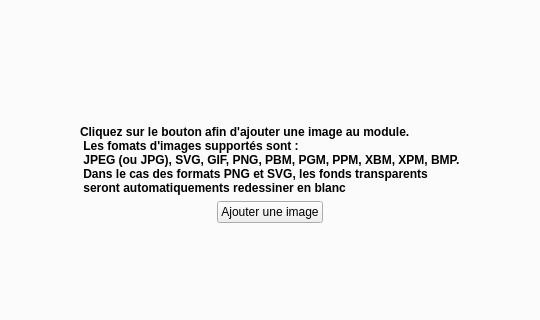
Qt form editeur.ui (Txikilinux/leterrier-mulot) before a commit; both pictures show x 87 to 627 and y 95 to 415 of the 920 by 575 pixel window.
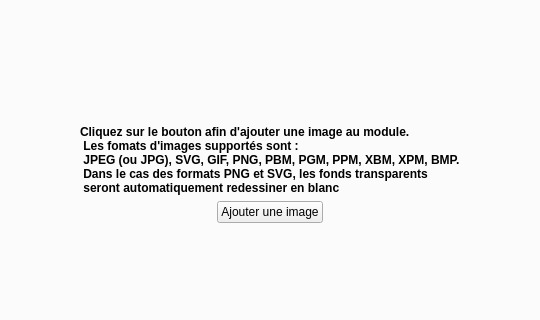
The same form after that commit. The open tabs and pages were chosen to show the change. Icons and pictures are not drawn. Custom widgets are drawn as their Qt base class.

Commit message: Correction sauvegarde et relecture des Timers

```diff
--- a/editeur.ui
+++ b/editeur.ui
@@ -374,7 +374,7 @@
  Les fomats d'images supportés sont : 
  JPEG (ou JPG), SVG, GIF, PNG, PBM, PGM, PPM, XBM, XPM, BMP. 
  Dans le cas des formats PNG et SVG, les fonds transparents
- seront automatiquements redessiner en blanc</string>
+ seront automatiquement redessiner en blanc</string>
                 </property>
                </widget>
               </item>
```
Left out of the diff: 2 changed lines with no effect on the pictures. The commit also changes 2 other files.
